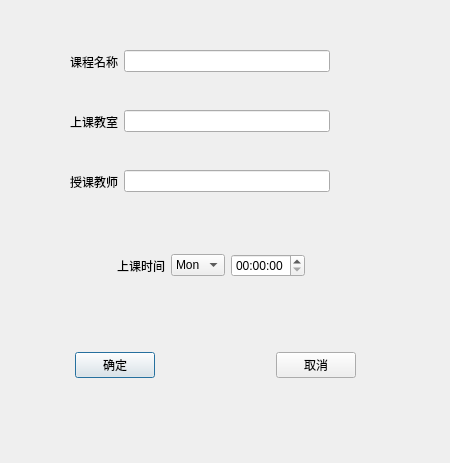
The window that newcourse.ui (LuigiNixy/Qt_project) describes before a commit, drawn with Qt 5.
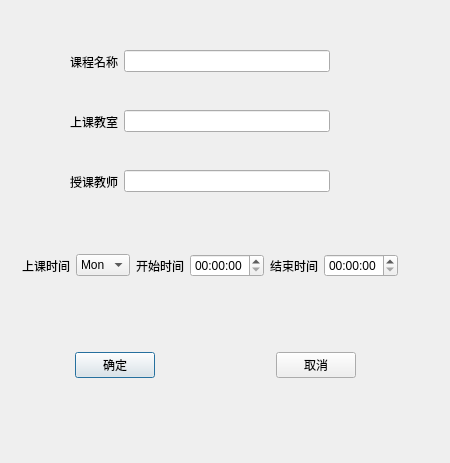
The same window after the commit.

Patch:
```diff
--- a/newcourse.ui
+++ b/newcourse.ui
@@ -149,7 +149,24 @@
      </widget>
     </item>
     <item>
-     <widget class="QTimeEdit" name="courseTime"/>
+     <widget class="QLabel" name="label_2">
+      <property name="text">
+       <string>开始时间</string>
+      </property>
+     </widget>
+    </item>
+    <item>
+     <widget class="QTimeEdit" name="startTime"/>
+    </item>
+    <item>
+     <widget class="QLabel" name="label_3">
+      <property name="text">
+       <string>结束时间</string>
+      </property>
+     </widget>
+    </item>
+    <item>
+     <widget class="QTimeEdit" name="endTime"/>
     </item>
     <item>
      <spacer name="horizontalSpacer_4">
```
